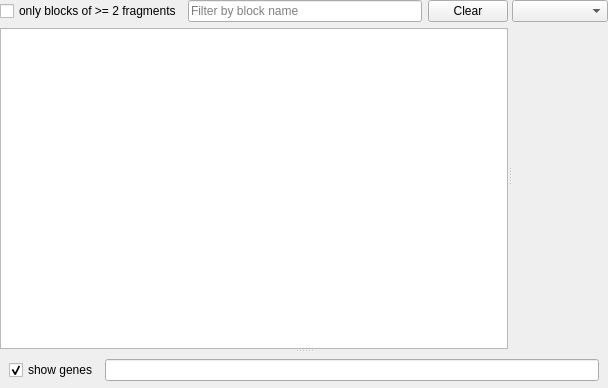
npge/npge, file src/gui/BlockSetWidget.ui: the form before one commit.
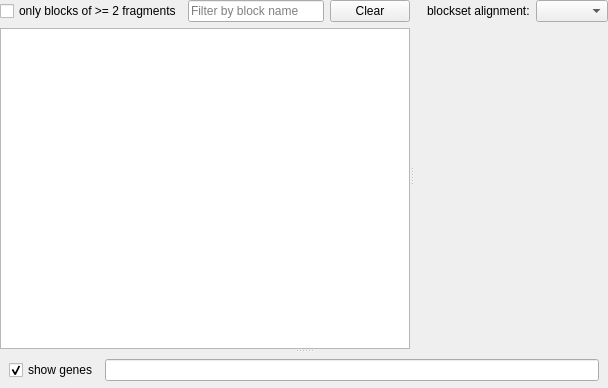
The form after the commit.

Commit message: gui: add label "blockset alignment"

```diff
--- a/src/gui/BlockSetWidget.ui
+++ b/src/gui/BlockSetWidget.ui
@@ -74,12 +74,23 @@
              </layout>
             </widget>
             <widget class="QWidget" name="widget_5" native="true">
-             <layout class="QVBoxLayout" name="verticalLayout_4">
+             <layout class="QVBoxLayout" name="verticalLayout_4" stretch="0,1">
               <property name="margin">
                <number>0</number>
               </property>
               <item>
-               <widget class="QComboBox" name="bsaComboBox"/>
+               <layout class="QHBoxLayout" name="horizontalLayout_3" stretch="1,0">
+                <item alignment="Qt::AlignRight">
+                 <widget class="QLabel" name="label">
+                  <property name="text">
+                   <string>blockset alignment:</string>
+                  </property>
+                 </widget>
+                </item>
+                <item>
+                 <widget class="QComboBox" name="bsaComboBox"/>
+                </item>
+               </layout>
               </item>
               <item>
                <widget class="QWidget" name="widget_4" native="true">
```
